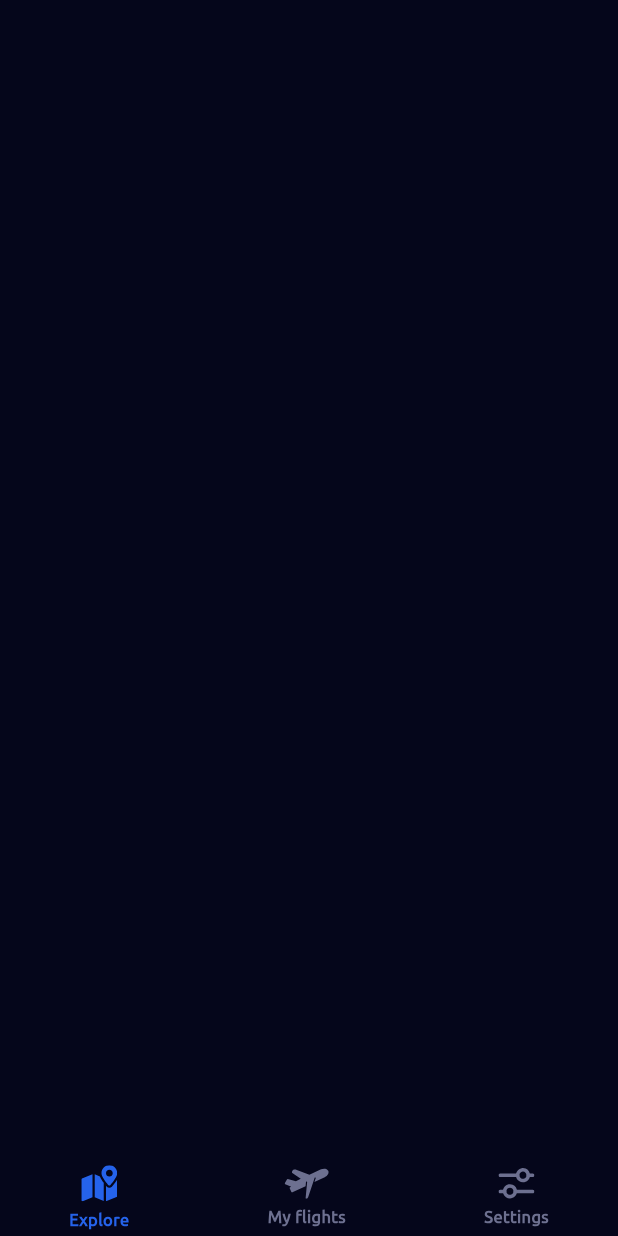
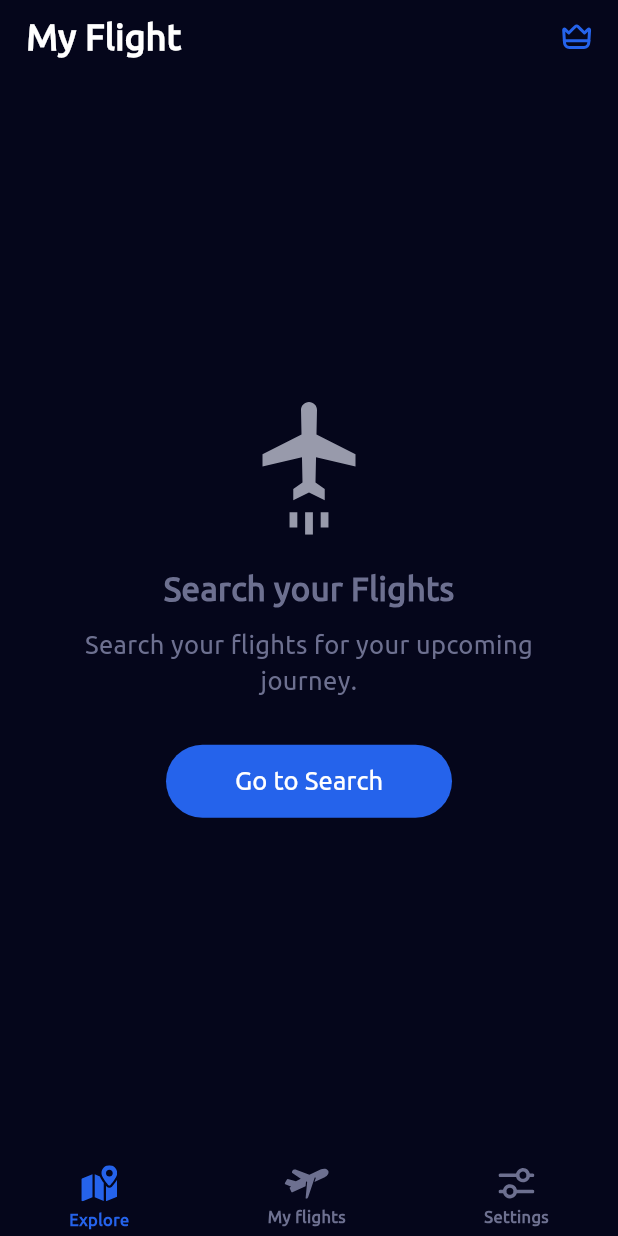
Before and after one commit to s0urav-hald3r/live_flight_tracker, a Flutter app: the HomeView screen opened directly, swiped to page 2, on a phone screen of 412 x 824 dp. Run offline on Flutter 3.47's test engine with Material 3 defaults, Android fonts, the phone set to English and light mode, and no system bars; our stand-ins replace dio, flutter_advanced_switch, flutter_native_splash, flutter_svg, get, get_storage and 2 more; missing offline and left inert: fadingpageview, purchases_flutter; accounts and stored records are empty.

Commit message:
my flights view in progress

```diff
--- a/lib/config/icons.dart
+++ b/lib/config/icons.dart
@@ -20,3 +20,5 @@ const String settingsUnit = 'assets/icons/settings_unit.svg';
 const String rightArrow = 'assets/icons/right_arrow.svg';
 const String leftArrow = 'assets/icons/left_arrow.svg';
 const String mapTick = 'assets/icons/map_tick.svg';
+
+const String myFlightsPlane = 'assets/icons/my_flights_plane.svg';
--- a/lib/views/home_view.dart
+++ b/lib/views/home_view.dart
@@ -5,6 +5,7 @@ import 'package:live_flight_tracker/config/colors.dart';
 import 'package:live_flight_tracker/utils/extension.dart';
 import 'package:live_flight_tracker/config/icons.dart';
 import 'package:live_flight_tracker/controllers/home_controller.dart';
+import 'package:live_flight_tracker/views/my_flights_view.dart';
 import 'package:live_flight_tracker/views/settings_view.dart';
 
 class HomeView extends StatelessWidget {
@@ -24,7 +25,7 @@ class HomeView extends StatelessWidget {
               physics: const NeverScrollableScrollPhysics(),
               children: [
                 Container(),
-                Container(),
+                const MyFlightsView(),
                 const SettingsView(),
               ]),
           bottomNavigationBar: Container(
--- /dev/null
+++ b/lib/views/my_flights_view.dart
@@ -0,0 +1,101 @@
+import 'package:flutter/material.dart';
+import 'package:flutter_svg/flutter_svg.dart';
+import 'package:get/get.dart';
+import 'package:live_flight_tracker/config/colors.dart';
+import 'package:live_flight_tracker/config/icons.dart';
+import 'package:live_flight_tracker/controllers/settings_controller.dart';
+import 'package:live_flight_tracker/services/navigator_key.dart';
+import 'package:live_flight_tracker/utils/extension.dart';
+import 'package:live_flight_tracker/views/premium_view.dart';
+
+class MyFlightsView extends StatelessWidget {
+  const MyFlightsView({super.key});
+
+  @override
+  Widget build(BuildContext context) {
+    return Scaffold(
+      body: SafeArea(
+        child: SizedBox(
+          width: MediaQuery.of(context).size.width,
+          height: MediaQuery.of(context).size.height,
+          child: Column(children: [
+            Container(
+              padding: EdgeInsets.symmetric(horizontal: 16.w),
+              width: MediaQuery.of(context).size.width,
+              height: 48.h,
+              child: Row(
+                  mainAxisAlignment: MainAxisAlignment.spaceBetween,
+                  children: [
+                    const Text(
+                      'My Flight',
+                      style: TextStyle(
+                        fontWeight: FontWeight.w700,
+                        fontSize: 24,
+                        color: whiteColor,
+                      ),
+                    ),
+                    Obx(() {
+                      return Visibility.maintain(
+                        visible: !SettingsController.instance.isPremium,
+                        child: InkWell(
+                          onTap: () {
+                            NavigatorKey.push(const PremiumView());
+                          },
+                          child: SvgPicture.asset(premiumIcon),
+                        ),
+                      );
+                    }),
+                  ]),
+            ),
+            Expanded(
+              child: Column(
+                  mainAxisAlignment: MainAxisAlignment.center,
+                  children: [
+                    SvgPicture.asset(myFlightsPlane),
+                    SizedBox(height: 20.h),
+                    const Text(
+                      'Search your Flights',
+                      style: TextStyle(
+                        fontWeight: FontWeight.w700,
+                        fontSize: 22,
+                        color: textColor,
+                      ),
+                    ),
+                    SizedBox(height: 10.h),
+                    const Text(
+                      'Search your flights for your upcoming\njourney.',
+                      textAlign: TextAlign.center,
+                      style: TextStyle(
+                        fontWeight: FontWeight.w400,
+                        fontSize: 17,
+                        color: textColor,
+                      ),
+                    ),
+                    SizedBox(height: 30.h),
+                    Container(
+                      height: 48.h,
+                      padding: EdgeInsets.symmetric(horizontal: 20.w),
+                      decoration: BoxDecoration(
+                        borderRadius: BorderRadius.circular(50),
+                        color: primaryColor,
+                      ),
+                      child: ElevatedButton(
+                        child: const Text(
+                          'Go to Search',
+                          style: TextStyle(
+                            fontSize: 17,
+                            fontWeight: FontWeight.w500,
+                            color: whiteColor,
+                          ),
+                        ),
+                        onPressed: () {},
+                      ),
+                    ),
+                  ]),
+            )
+          ]),
+        ),
+      ),
+    );
+  }
+}
```
Also changed, not shown: assets/icons/my_flights_plane.svg (added).
